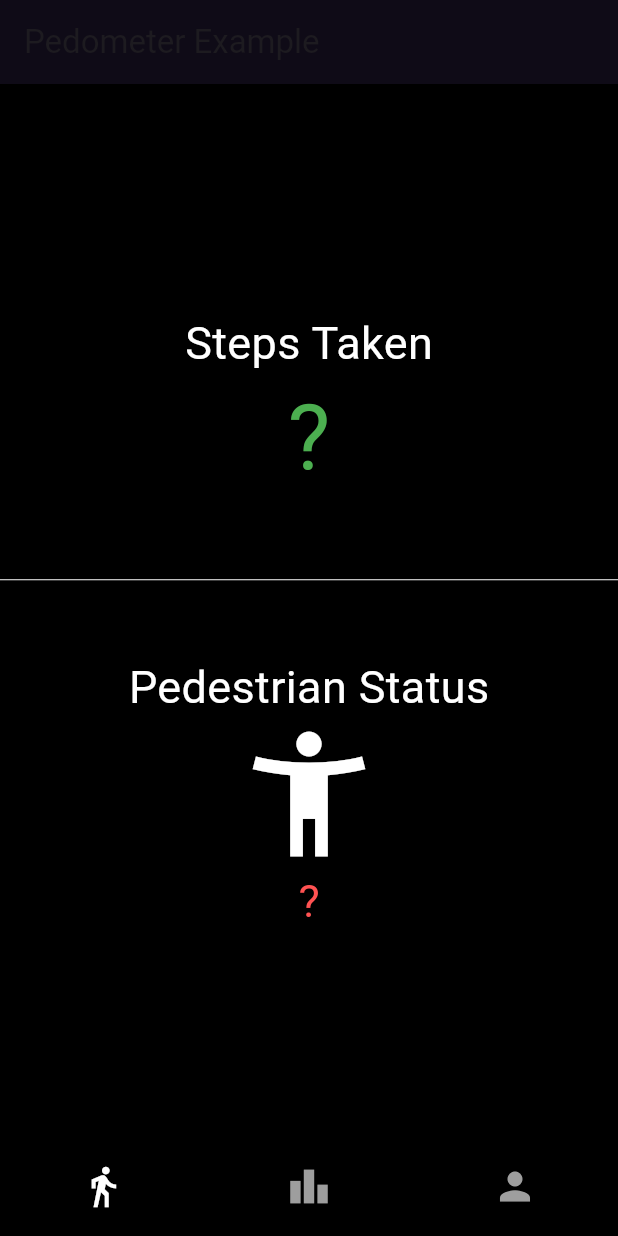
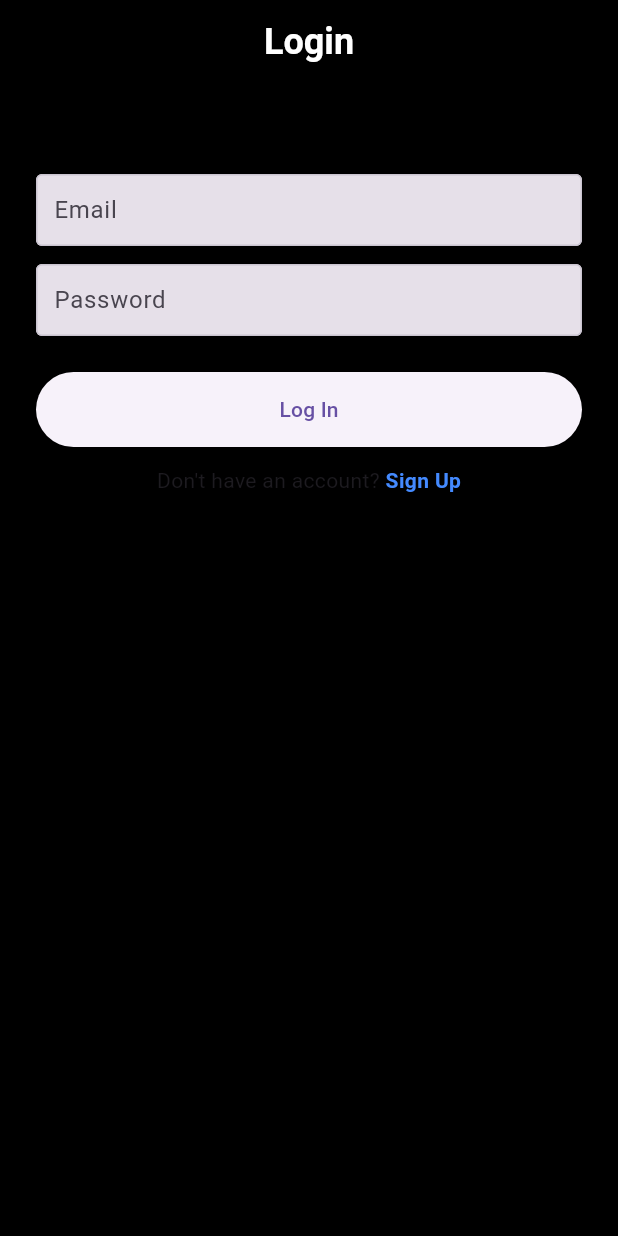
Before and after one commit to dzhan111/pedometer_app, a Flutter app: the screen it shows after launch, on a phone screen of 412 x 824 dp. Run offline on Flutter 3.47's test engine with Material 3 defaults, Android fonts, the phone set to English and light mode, and no system bars; our stand-ins replace cloud_firestore, firebase_auth, firebase_core, image_picker, pedometer; accounts and stored records are empty.

Commit message:
added login and signup via firebase

```diff
--- a/lib/auth_methods.dart
+++ b/lib/auth_methods.dart
@@ -1,46 +1,74 @@
 import 'package:cloud_firestore/cloud_firestore.dart';
 import 'package:firebase_auth/firebase_auth.dart';
 
-
+class AuthMethods {
+  final FirebaseAuth _auth = FirebaseAuth.instance;
   final FirebaseFirestore _firestore = FirebaseFirestore.instance;
 
-
+  // Save user data to Firestore
   Future<void> saveUserData(User? user, {String? displayName}) async {
     if (user != null) {
       await _firestore.collection('users').doc(user.uid).set({
-      'email': user.email,
+        'email': user.email ?? '',
         'displayName': displayName ?? user.displayName ?? 'No Name',
         'lastLogin': DateTime.now(),
+        'createdAt': FieldValue.serverTimestamp(),
+        'profilePicture': 'default_profile_picture_url'
       });
     }
   }
 
-
-final FirebaseAuth _auth = FirebaseAuth.instance;
-
-// Sign up and store user data
-Future<User?> createUser(String email, String password, String displayName) async {
-  final UserCredential userCredential = await _auth.createUserWithEmailAndPassword(
+  // Sign up user function with enhanced error handling and data storage
+  Future<String> createUser({
+    required String email,
+    required String password,
+    required String displayName
+  }) async {
+    String res = "Some error occurred";
+    try {
+      UserCredential userCredential = await _auth.createUserWithEmailAndPassword(
         email: email,
         password: password,
       );
+
       if (userCredential.user != null) {
         await saveUserData(userCredential.user, displayName: displayName);
+        res = "success";
       }
-  return userCredential.user;
+    } on FirebaseAuthException catch (e) {
+      res = e.message ?? 'Failed to register user. Please try again later.';
+    } catch (e) {
+      res = 'Failed to register user: ${e.toString()}';
+    }
+    return res;
   }
 
-// Sign in and update login time
-Future<User?> signInUser(String email, String password) async {
-  final UserCredential userCredential = await _auth.signInWithEmailAndPassword(
+  // Modified sign in method with detailed feedback
+  Future<String> signInUser({required String email, required String password}) async {
+    String res = "Some error occurred with login";
+    try {
+      UserCredential userCredential = await _auth.signInWithEmailAndPassword(
         email: email,
         password: password,
       );
+
       if (userCredential.user != null) {
-    // Optionally update last login time or other relevant data
         await _firestore.collection('users').doc(userCredential.user!.uid).update({
           'lastLogin': DateTime.now(),
         });
+        res = "success";
       }
-  return userCredential.user;
+    } on FirebaseAuthException catch (e) {
+      if (e.code == 'user-not-found') {
+        res = 'User not found';
+      } else if (e.code == 'wrong-password') {
+        res = 'Invalid password';
+      } else {
+        res = e.message ?? 'Failed to sign in. Please try again later.';
       }
+    } catch (e) {
+      res = 'Failed to sign in: ${e.toString()}';
+    }
+    return res;
+  }
+}
--- a/lib/main.dart
+++ b/lib/main.dart
@@ -1,6 +1,6 @@
 import 'package:firebase_core/firebase_core.dart';
 import 'package:flutter/material.dart';
-import 'package:social_pedometer/mobile_layout.dart';
+import 'package:social_pedometer/screens/login_screen.dart';
 
 void main() async {
   WidgetsFlutterBinding.ensureInitialized();
@@ -21,7 +21,7 @@ class _MyAppState extends State<MyApp> {
   @override
   Widget build(BuildContext context) {
     return const MaterialApp(
-      home: MobileLayout()
+      home: LoginScreen()
     );
   }
 }
--- a/lib/screens/home_screen.dart
+++ b/lib/screens/home_screen.dart
@@ -37,7 +37,7 @@ class _HomeScreenState extends State<HomeScreen> {
   }
 
   void onStepCount(StepCount event) {
-    DateTime currentDate = DateTime.now();
+    DateTime currentDate = DateTime.now().add(Duration(days: 1));
     //DateTime tomorrow = currentDate.add(Duration(days: 1));
     print(currentDate);
     if (currentDate.day != _lastUpdate.day ||
--- /dev/null
+++ b/lib/screens/login_screen.dart
@@ -0,0 +1,110 @@
+import 'package:flutter/material.dart';
+import 'package:social_pedometer/auth_methods.dart';
+import 'package:social_pedometer/mobile_layout.dart';
+import 'package:social_pedometer/screens/sign_up_screen.dart';
+import 'package:social_pedometer/widgets/text_field_input.dart';
+
+class LoginScreen extends StatefulWidget {
+  const LoginScreen({Key? key}) : super(key: key);
+
+  @override
+  State<LoginScreen> createState() => _LoginScreenState();
+}
+
+class _LoginScreenState extends State<LoginScreen> {
+  final TextEditingController _emailController = TextEditingController();
+  final TextEditingController _passwordController = TextEditingController();
+  bool _isLoading = false;
+
+  void loginUser() async {
+    setState(() {
+      _isLoading = true;
+    });
+
+    String result = await AuthMethods().signInUser(email: _emailController.text, password : _passwordController.text);
+
+
+
+    if (result == 'success') {
+      Navigator.of(context).pushReplacement(
+        MaterialPageRoute(builder: (context) => const MobileLayout()),
+      );
+    } else {
+      ScaffoldMessenger.of(context).showSnackBar(SnackBar(content: Text(result)));
+    }
+
+    setState(() {
+      _isLoading = false;
+    });
+  }
+
+  @override
+  void dispose() {
+    _emailController.dispose();
+    _passwordController.dispose();
+    super.dispose();
+  }
+
+  @override
+  Widget build(BuildContext context) {
+    return Scaffold(
+      backgroundColor: Colors.black,
+      appBar: AppBar(
+        backgroundColor: Colors.black,
+        title: const Text('Login' ,style: TextStyle(color: Colors.white, fontSize: 24, fontWeight: FontWeight.bold),),
+        centerTitle: true,
+      ),
+      body: SingleChildScrollView(
+        padding: const EdgeInsets.symmetric(horizontal: 24, vertical: 20),
+        child: Column(
+          mainAxisSize: MainAxisSize.max,
+          mainAxisAlignment: MainAxisAlignment.center,
+          children: [
+            const SizedBox(height: 40),
+            TextFieldInput(
+              textEditingController: _emailController,
+              hintText: 'Email',
+              textInputType: TextInputType.emailAddress,
+              isPass: false,
+            ),
+            const SizedBox(height: 12),
+            TextFieldInput(
+              textEditingController: _passwordController,
+              hintText: 'Password',
+              textInputType: TextInputType.text,
+              isPass: true,
+            ),
+            const SizedBox(height: 24),
+            ElevatedButton(
+              onPressed: _isLoading ? null : loginUser,
+              style: ElevatedButton.styleFrom(
+                minimumSize: const Size(double.infinity, 50),
+              ),
+              child: _isLoading
+                  ? const CircularProgressIndicator(color: Colors.white)
+                  : const Text('Log In'),
+            ),
+            const SizedBox(height: 12),
+            Row(
+              mainAxisAlignment: MainAxisAlignment.center,
+              children: [
+                const Text('Don\'t have an account? '),
+                GestureDetector(
+                  onTap: () {
+                    Navigator.of(context).push(
+                      MaterialPageRoute(builder: (context) => const SignUpScreen()),
+                    );
+                  },
+                  child: const Text(
+                    'Sign Up',
+                    style: TextStyle(fontWeight: FontWeight.bold, color: Colors.blueAccent),
+                  ),
+                ),
+              ],
+            ),
+          ],
+        ),
+      ),
+    );
+  }
+}
--- /dev/null
+++ b/lib/widgets/text_field_input.dart
@@ -0,0 +1,31 @@
+import 'package:flutter/material.dart';
+
+class TextFieldInput extends StatelessWidget {
+  final TextEditingController textEditingController;
+  final bool isPass;
+  final String hintText;
+  final TextInputType textInputType;
+
+  const TextFieldInput({super.key, required this.textEditingController, required this.isPass, required this.hintText,required this.textInputType });
+
+  @override
+  Widget build(BuildContext context) {
+
+
+
+    final inputBorder = OutlineInputBorder(borderSide: Divider.createBorderSide(context));
+    return TextField(
+      controller: textEditingController,
+      decoration: InputDecoration(
+        hintText: hintText,
+        border: inputBorder,
+        focusedBorder: inputBorder,
+        enabledBorder: inputBorder,
+        filled: true,
+        contentPadding: const EdgeInsets.all(8),
+      ),
+      keyboardType: textInputType,
+      obscureText: isPass,
+    );
+  }
+}
--- a/pubspec.yaml
+++ b/pubspec.yaml
@@ -34,6 +34,7 @@ dependencies:
   firebase_core: ^3.2.0
   flutter:
     sdk: flutter
+  image_picker: ^1.1.2
   pedometer: ^4.0.1
 
 dev_dependencies:
```
Also changed, not shown: lib/screens/sign_up_screen.dart (added, +114 -0 lines), lib/utils.dart (added, +26 -0 lines), pubspec.lock, 29 other files. Lines whose indentation alone changed are shown as unchanged.
